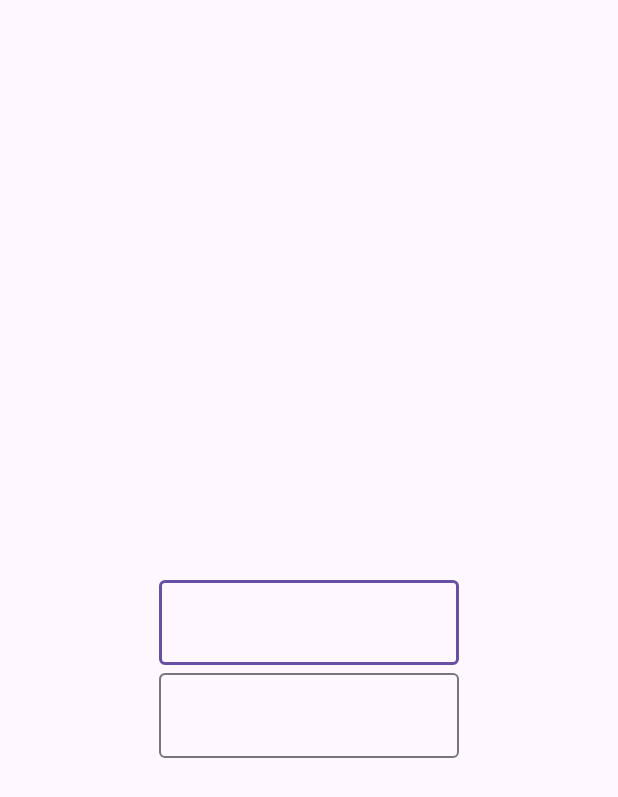
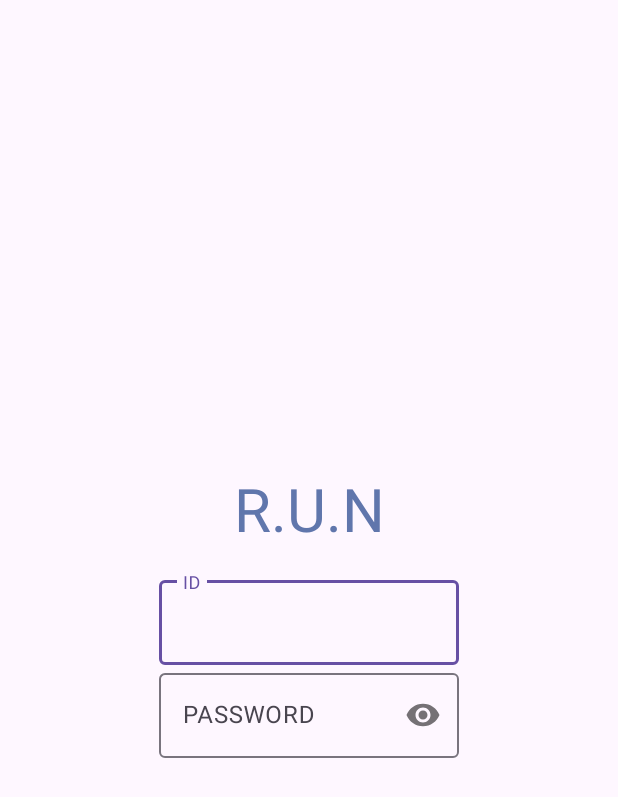
Before and after one commit to OhJunYoung21/Running_App, an Android app: the LoginActivity screen opened directly, with no data from a screen before it, on a phone screen of 412 x 824 dp. Shown: the top 797 px of the screen. Run offline under Robolectric (Android 15) with nearby library versions, the phone set to English and light mode, and no system bars; 1 statement that could not run was skipped.

Commit message:
login_UI commit

```diff
--- a/app/build.gradle
+++ b/app/build.gradle
@@ -7,6 +7,10 @@ plugins {
 android {
     namespace 'com.test.running_beta'
     compileSdk 34
+
+    buildFeatures {
+        viewBinding = true
+    }
 
     defaultConfig {
         applicationId "com.test.running_beta"
@@ -19,6 +23,7 @@ android {
     }
 
     buildTypes {
+
         release {
             minifyEnabled false
             proguardFiles getDefaultProguardFile('proguard-android-optimize.txt'), 'proguard-rules.pro'
--- a/app/src/main/java/com/test/running_beta/LoginActivity.kt
+++ b/app/src/main/java/com/test/running_beta/LoginActivity.kt
@@ -2,10 +2,17 @@ package com.test.running_beta
 
 import androidx.appcompat.app.AppCompatActivity
 import android.os.Bundle
+import com.test.running_beta.databinding.ActivityLoginBinding
 
 class LoginActivity : AppCompatActivity() {
+
+    lateinit var binding:ActivityLoginBinding
     override fun onCreate(savedInstanceState: Bundle?) {
         super.onCreate(savedInstanceState)
         setContentView(R.layout.activity_login)
+
+        binding = ActivityLoginBinding.inflate(layoutInflater)
+
+
     }
 }
--- a/app/src/main/res/layout/activity_login.xml
+++ b/app/src/main/res/layout/activity_login.xml
@@ -6,7 +6,18 @@
     android:layout_height="match_parent"
     tools:context=".LoginActivity">
 
-
+    <TextView
+        android:id = "@+id/loginTitle"
+        android:layout_marginBottom="15dp"
+        android:textColor="@color/material_dynamic_primary50"
+        android:textSize = "40sp"
+        android:gravity="center"
+        app:layout_constraintBottom_toTopOf="@id/idLayout"
+        app:layout_constraintLeft_toLeftOf="parent"
+        app:layout_constraintRight_toRightOf="parent"
+        android:layout_width="match_parent"
+        android:layout_height="wrap_content"
+        android:text = "R.U.N"/>
 
 
     <com.google.android.material.textfield.TextInputLayout
@@ -21,12 +32,14 @@
         <com.google.android.material.textfield.TextInputEditText
             android:layout_width="match_parent"
             android:layout_height="wrap_content"
+            android:hint="ID"
             android:id = "@+id/loginId"/>
 
     </com.google.android.material.textfield.TextInputLayout>
 
     <com.google.android.material.textfield.TextInputLayout
         app:layout_constraintRight_toRightOf="parent"
+        app:passwordToggleEnabled="true"
         app:layout_constraintLeft_toLeftOf="parent"
         app:layout_constraintTop_toBottomOf="@id/idLayout"
         android:layout_width="200dp"
@@ -35,7 +48,9 @@
 
         <com.google.android.material.textfield.TextInputEditText
             android:layout_width="match_parent"
+            android:inputType="numberPassword"
             android:layout_height="wrap_content"
+            android:hint="PASSWORD"
             android:id = "@+id/loginPw"/>
 
     </com.google.android.material.textfield.TextInputLayout>
```
